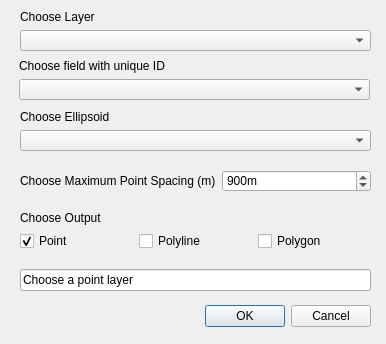
Before: the Qt Designer form geodesic_densifier_dialog_base.ui in GeoscienceAustralia/GeodesicDensifier, drawn with Qt 5.
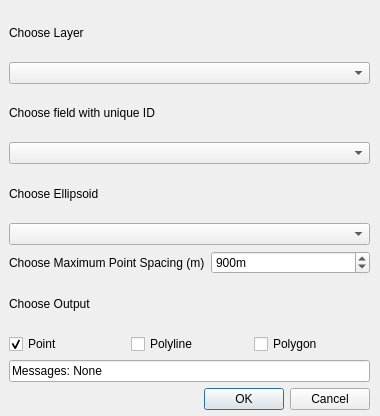
After: the same form once the commit is applied. Custom widgets are drawn as their Qt base class.

Commit message: fixed combobox scaling issue on linux

The edit to the form file:
```diff
--- a/geodesic_densifier_dialog_base.ui
+++ b/geodesic_densifier_dialog_base.ui
@@ -6,38 +6,24 @@
    <rect>
     <x>0</x>
     <y>0</y>
-    <width>386</width>
-    <height>344</height>
+    <width>380</width>
+    <height>416</height>
    </rect>
   </property>
   <property name="windowTitle">
    <string>Geodesic Densifier</string>
   </property>
-  <widget class="QDialogButtonBox" name="button_box">
+  <widget class="QWidget" name="verticalLayoutWidget_6">
    <property name="geometry">
     <rect>
-     <x>20</x>
-     <y>300</y>
-     <width>351</width>
-     <height>32</height>
+     <x>9</x>
+     <y>9</y>
+     <width>361</width>
+     <height>401</height>
     </rect>
    </property>
-   <property name="orientation">
-    <enum>Qt::Horizontal</enum>
-   </property>
-   <property name="standardButtons">
-    <set>QDialogButtonBox::Cancel|QDialogButtonBox::Ok</set>
-   </property>
-  </widget>
-  <widget class="QWidget" name="verticalLayoutWidget">
-   <property name="geometry">
-    <rect>
-     <x>20</x>
-     <y>10</y>
-     <width>351</width>
-     <height>41</height>
-    </rect>
-   </property>
+   <layout class="QVBoxLayout" name="verticalLayout">
+    <item>
    <layout class="QVBoxLayout" name="layerLayout">
     <item>
      <widget class="QLabel" name="layerLabel">
@@ -50,16 +36,22 @@
      <widget class="QgsMapLayerComboBox" name="mMapLayerComboBox"/>
     </item>
    </layout>
-  </widget>
-  <widget class="QWidget" name="verticalLayoutWidget_2">
-   <property name="geometry">
-    <rect>
-     <x>20</x>
-     <y>110</y>
-     <width>351</width>
-     <height>41</height>
-    </rect>
-   </property>
+    </item>
+    <item>
+     <layout class="QVBoxLayout" name="uidLayout">
+      <item>
+       <widget class="QLabel" name="label_3">
+        <property name="text">
+         <string>Choose field with unique ID</string>
+        </property>
+       </widget>
+      </item>
+      <item>
+       <widget class="QgsFieldComboBox" name="mFieldComboBox"/>
+      </item>
+     </layout>
+    </item>
+    <item>
    <layout class="QVBoxLayout" name="ellipsoidLayout">
     <item>
      <widget class="QLabel" name="label_2">
@@ -72,16 +64,32 @@
      <widget class="QComboBox" name="EllipsoidcomboBox"/>
     </item>
    </layout>
-  </widget>
-  <widget class="QWidget" name="verticalLayoutWidget_3">
-   <property name="geometry">
-    <rect>
-     <x>20</x>
-     <y>210</y>
-     <width>351</width>
-     <height>41</height>
-    </rect>
-   </property>
+    </item>
+    <item>
+     <layout class="QHBoxLayout" name="spacingLayout">
+      <item>
+       <widget class="QLabel" name="spacingLabel">
+        <property name="text">
+         <string>Choose Maximum Point Spacing (m)</string>
+        </property>
+       </widget>
+      </item>
+      <item>
+       <widget class="QSpinBox" name="spacingSpinBox">
+        <property name="suffix">
+         <string>m</string>
+        </property>
+        <property name="maximum">
+         <number>5000</number>
+        </property>
+        <property name="value">
+         <number>900</number>
+        </property>
+       </widget>
+      </item>
+     </layout>
+    </item>
+    <item>
    <layout class="QVBoxLayout" name="outputLayout">
     <item>
      <widget class="QLabel" name="label">
@@ -119,80 +127,30 @@
      </layout>
     </item>
    </layout>
-  </widget>
-  <widget class="QWidget" name="verticalLayoutWidget_4">
-   <property name="geometry">
-    <rect>
-     <x>20</x>
-     <y>269</y>
-     <width>351</width>
-     <height>22</height>
-    </rect>
-   </property>
+    </item>
+    <item>
    <layout class="QVBoxLayout" name="messageLayout">
     <item>
      <widget class="QLineEdit" name="messageBox">
       <property name="text">
-       <string>Choose a point layer</string>
+         <string>Messages: None</string>
       </property>
      </widget>
     </item>
    </layout>
-  </widget>
-  <widget class="QWidget" name="horizontalLayoutWidget">
-   <property name="geometry">
-    <rect>
-     <x>20</x>
-     <y>170</y>
-     <width>351</width>
-     <height>22</height>
-    </rect>
-   </property>
-   <layout class="QHBoxLayout" name="spacingLayout">
-    <item>
-     <widget class="QLabel" name="spacingLabel">
-      <property name="text">
-       <string>Choose Maximum Point Spacing (m)</string>
-      </property>
-     </widget>
     </item>
     <item>
-     <widget class="QSpinBox" name="spacingSpinBox">
-      <property name="suffix">
-       <string>m</string>
+     <widget class="QDialogButtonBox" name="button_box">
+      <property name="orientation">
+       <enum>Qt::Horizontal</enum>
       </property>
-      <property name="maximum">
-       <number>5000</number>
+      <property name="standardButtons">
+       <set>QDialogButtonBox::Cancel|QDialogButtonBox::Ok</set>
       </property>
-      <property name="value">
-       <number>900</number>
-      </property>
      </widget>
     </item>
    </layout>
   </widget>
-  <widget class="QWidget" name="verticalLayoutWidget_5">
-   <property name="geometry">
-    <rect>
-     <x>19</x>
-     <y>59</y>
-     <width>351</width>
-     <height>41</height>
-    </rect>
-   </property>
-   <layout class="QVBoxLayout" name="uidLayout">
-    <item>
-     <widget class="QLabel" name="label_3">
-      <property name="text">
-       <string>Choose field with unique ID</string>
-      </property>
-     </widget>
-    </item>
-    <item>
-     <widget class="QgsFieldComboBox" name="mFieldComboBox"/>
-    </item>
-   </layout>
-  </widget>
  </widget>
  <customwidgets>
   <customwidget>
```
Left out of the diff: 7 changed lines with no effect on the pictures. Lines whose indentation alone changed are shown as unchanged.
